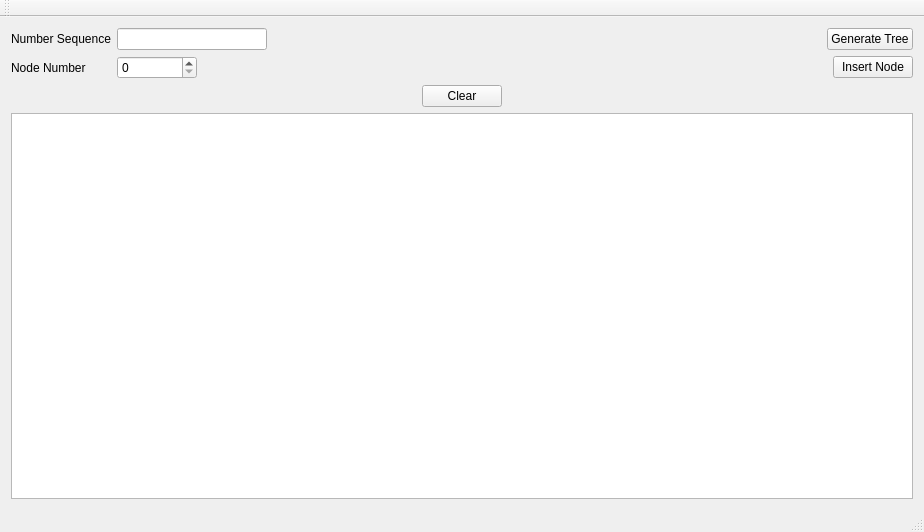
Above: BinarySearchTreeVisualizer/mainwindow.ui from yknishidate/BinarySearchTreeVisualizer before the change. Below: the same form after it.
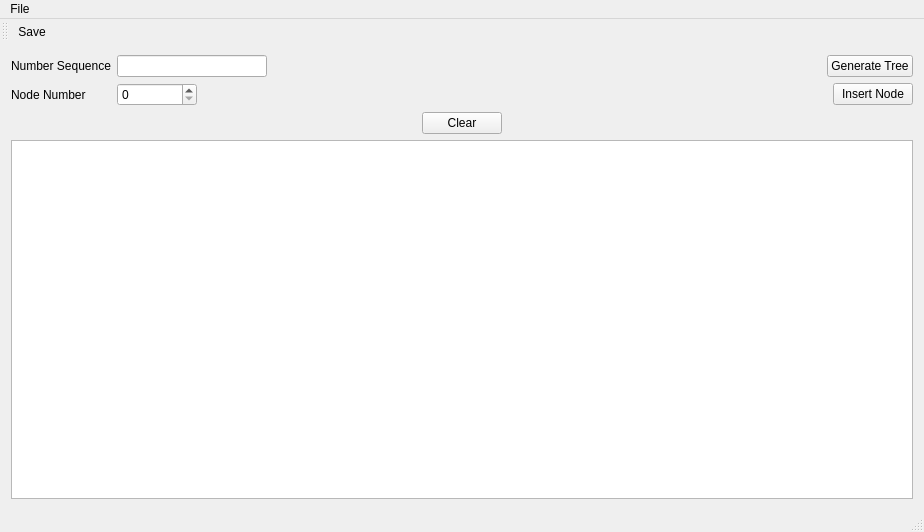
That is the form after the change. Icons and pictures are not drawn. Custom widgets are drawn as their Qt base class.

What changed in the file:
```diff
--- a/BinarySearchTreeVisualizer/mainwindow.ui
+++ b/BinarySearchTreeVisualizer/mainwindow.ui
@@ -171,6 +171,12 @@
       </item>
       <item>
        <widget class="Console" name="console">
+        <property name="font">
+         <font>
+          <family>Consolas</family>
+          <pointsize>9</pointsize>
+         </font>
+        </property>
         <property name="readOnly">
          <bool>true</bool>
         </property>
@@ -189,16 +195,39 @@
      <height>20</height>
     </rect>
    </property>
+   <widget class="QMenu" name="menuFile">
+    <property name="title">
+     <string>File</string>
+    </property>
+    <addaction name="actionSave"/>
+   </widget>
+   <addaction name="menuFile"/>
   </widget>
   <widget class="QToolBar" name="mainToolBar">
+   <property name="styleSheet">
+    <string notr="true">QToolBar  { border: 0; }</string>
+   </property>
    <attribute name="toolBarArea">
     <enum>TopToolBarArea</enum>
    </attribute>
    <attribute name="toolBarBreak">
     <bool>false</bool>
    </attribute>
+   <addaction name="actionSave"/>
   </widget>
   <widget class="QStatusBar" name="statusBar"/>
+  <action name="actionSave">
+   <property name="icon">
+    <iconset resource="icon.qrc">
+     <normaloff>:/resource/save.png</normaloff>:/resource/save.png</iconset>
+   </property>
+   <property name="text">
+    <string>Save</string>
+   </property>
+   <property name="shortcut">
+    <string>Ctrl+S</string>
+   </property>
+  </action>
  </widget>
  <layoutdefault spacing="6" margin="11"/>
  <customwidgets>
```
Left out of the diff: 4 changed lines with no effect on the pictures.
